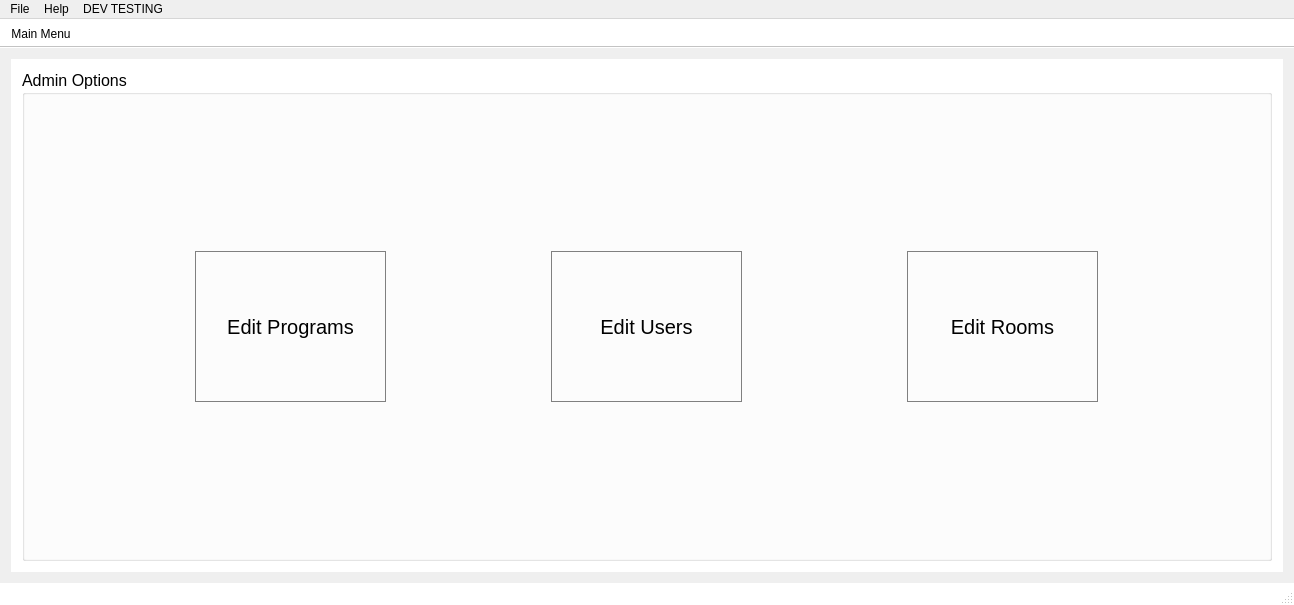
Old version of the form ArcApp/mainwindow.ui in the repository Arc-Project/Arc.
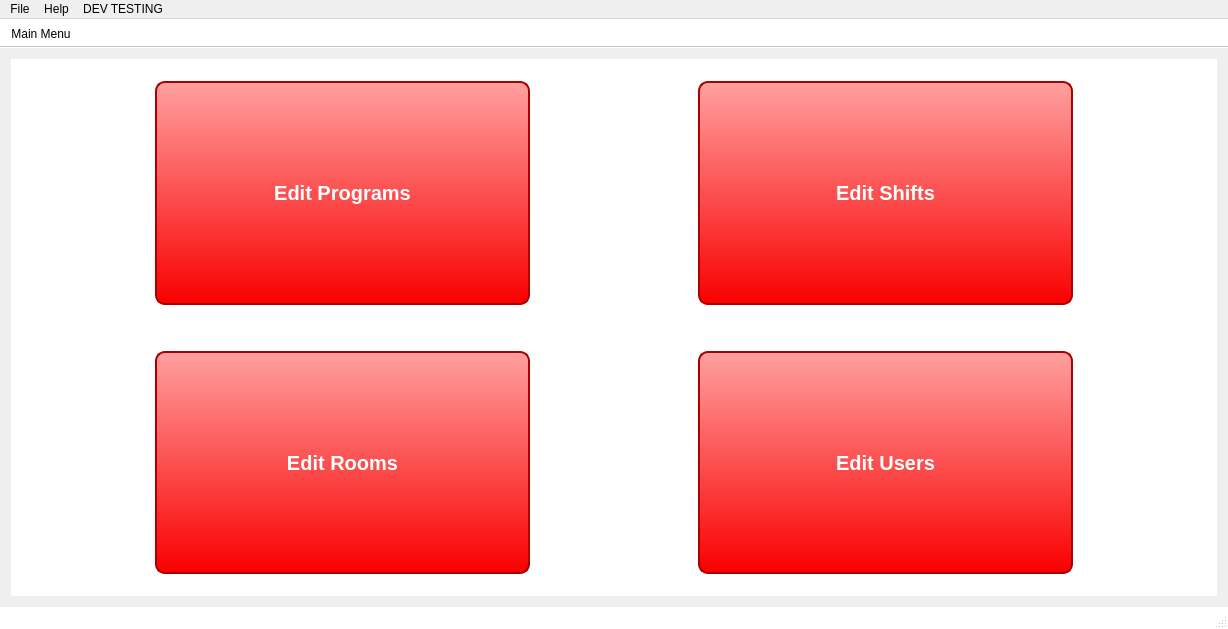
New version of the form. The open tabs and pages were chosen to show the change. Icons and pictures are not drawn.

Commit message: added edit shift button to admin option; styled admin options

```diff
--- a/ArcApp/mainwindow.ui
+++ b/ArcApp/mainwindow.ui
@@ -6,8 +6,8 @@
    <rect>
     <x>0</x>
     <y>0</y>
-    <width>1294</width>
-    <height>605</height>
+    <width>1228</width>
+    <height>629</height>
    </rect>
   </property>
   <property name="windowTitle">
@@ -32,25 +32,27 @@
 }
 
 
-QWidget#wdg_mainScreen QPushButton{
+QWidget#wdg_mainScreen QPushButton, QWidget#wdg_admin QPushButton{
 	border: 2px solid #ab0000;
 	color: white;
 	background-color: qlineargradient(x1: 0, y1: 0, x2: 0, y2: 1, stop: 0 #ffa0a0, stop: 1 #f90000);
 }
 
-QWidget#wdg_mainScreen QPushButton:hover {
+QWidget#wdg_mainScreen QPushButton, QWidget#wdg_admin QPushButton:hover {
 	background-color: qlineargradient(x1: 0, y1: 0, x2: 0, y2: 1, stop: 0 #ff9090, stop: 1 #f80000);
 }
 
-QWidget#wdg_mainScreen QPushButton:pressed{
+QWidget#wdg_mainScreen QPushButton, QWidget#wdg_admin QPushButton:pressed{
 	background-color: qlineargradient(x1: 0, y1: 0, x2: 0, y2: 1, stop: 0 #f90000, stop: 1 #ffa0a0);
 }
 
-QWidget#wdg_mainScreen QPushButton {
+QWidget#wdg_mainScreen QPushButton, QWidget#wdg_admin QPushButton {
 		border-radius: 10px;
 }
 
-
+QSpinBox::button {
+    border-image: url(:/qss_icons/img/radio_checked_disabled.png);
+}
 
 
 </string>
@@ -613,35 +615,29 @@
        </widget>
       </widget>
       <widget class="QWidget" name="adminPage">
-       <layout class="QGridLayout" name="gridLayout">
+       <layout class="QGridLayout" name="gridLayout_4">
         <item row="0" column="0">
-         <widget class="QGroupBox" name="groupBox">
-          <property name="font">
-           <font>
-            <pointsize>12</pointsize>
-           </font>
-          </property>
-          <property name="title">
-           <string>Admin Options</string>
-          </property>
-          <layout class="QGridLayout" name="gridLayout_4">
+         <widget class="QWidget" name="wdg_admin" native="true">
+          <layout class="QGridLayout" name="gridLayout">
            <item row="0" column="0">
             <widget class="QPushButton" name="EditProgramButton">
              <property name="minimumSize">
               <size>
-               <width>191</width>
+               <width>250</width>
                <height>151</height>
               </size>
              </property>
              <property name="maximumSize">
               <size>
-               <width>191</width>
-               <height>151</height>
+               <width>375</width>
+               <height>226</height>
               </size>
              </property>
              <property name="font">
               <font>
                <pointsize>15</pointsize>
+               <weight>75</weight>
+               <bold>true</bold>
               </font>
              </property>
              <property name="text">
@@ -649,23 +645,51 @@
              </property>
             </widget>
            </item>
-           <item row="0" column="1">
+           <item row="0" column="2">
+            <widget class="QPushButton" name="EditShiftsButton">
+             <property name="minimumSize">
+              <size>
+               <width>250</width>
+               <height>151</height>
+              </size>
+             </property>
+             <property name="maximumSize">
+              <size>
+               <width>375</width>
+               <height>226</height>
+              </size>
+             </property>
+             <property name="font">
+              <font>
+               <pointsize>15</pointsize>
+               <weight>75</weight>
+               <bold>true</bold>
+              </font>
+             </property>
+             <property name="text">
+              <string>Edit Shifts</string>
+             </property>
+            </widget>
+           </item>
+           <item row="2" column="2">
             <widget class="QPushButton" name="EditUserButton">
              <property name="minimumSize">
               <size>
-               <width>191</width>
+               <width>250</width>
                <height>151</height>
               </size>
              </property>
              <property name="maximumSize">
               <size>
-               <width>191</width>
-               <height>151</height>
+               <width>375</width>
+               <height>226</height>
               </size>
              </property>
              <property name="font">
               <font>
                <pointsize>15</pointsize>
+               <weight>75</weight>
+               <bold>true</bold>
               </font>
              </property>
              <property name="text">
@@ -673,23 +697,25 @@
              </property>
             </widget>
            </item>
-           <item row="0" column="2">
+           <item row="2" column="0">
             <widget class="QPushButton" name="EditRoomsButton">
              <property name="minimumSize">
               <size>
-               <width>191</width>
+               <width>250</width>
                <height>151</height>
               </size>
              </property>
              <property name="maximumSize">
               <size>
-               <width>191</width>
-               <height>151</height>
+               <width>375</width>
+               <height>226</height>
               </size>
              </property>
              <property name="font">
               <font>
                <pointsize>15</pointsize>
+               <weight>75</weight>
+               <bold>true</bold>
               </font>
              </property>
              <property name="text">
@@ -697,6 +723,38 @@
              </property>
             </widget>
            </item>
+           <item row="1" column="0">
+            <spacer name="verticalSpacer_2">
+             <property name="orientation">
+              <enum>Qt::Vertical</enum>
+             </property>
+             <property name="sizeType">
+              <enum>QSizePolicy::Fixed</enum>
+             </property>
+             <property name="sizeHint" stdset="0">
+              <size>
+               <width>20</width>
+               <height>40</height>
+              </size>
+             </property>
+            </spacer>
+           </item>
+           <item row="0" column="1">
+            <spacer name="horizontalSpacer_5">
+             <property name="orientation">
+              <enum>Qt::Horizontal</enum>
+             </property>
+             <property name="sizeType">
+              <enum>QSizePolicy::Fixed</enum>
+             </property>
+             <property name="sizeHint" stdset="0">
+              <size>
+               <width>40</width>
+               <height>20</height>
+              </size>
+             </property>
+            </spacer>
+           </item>
           </layout>
          </widget>
         </item>
@@ -1563,7 +1621,7 @@
     <rect>
      <x>0</x>
      <y>0</y>
-     <width>1294</width>
+     <width>1228</width>
      <height>26</height>
     </rect>
    </property>
```
Left out of the diff: 2 changed lines with no effect on the pictures.
